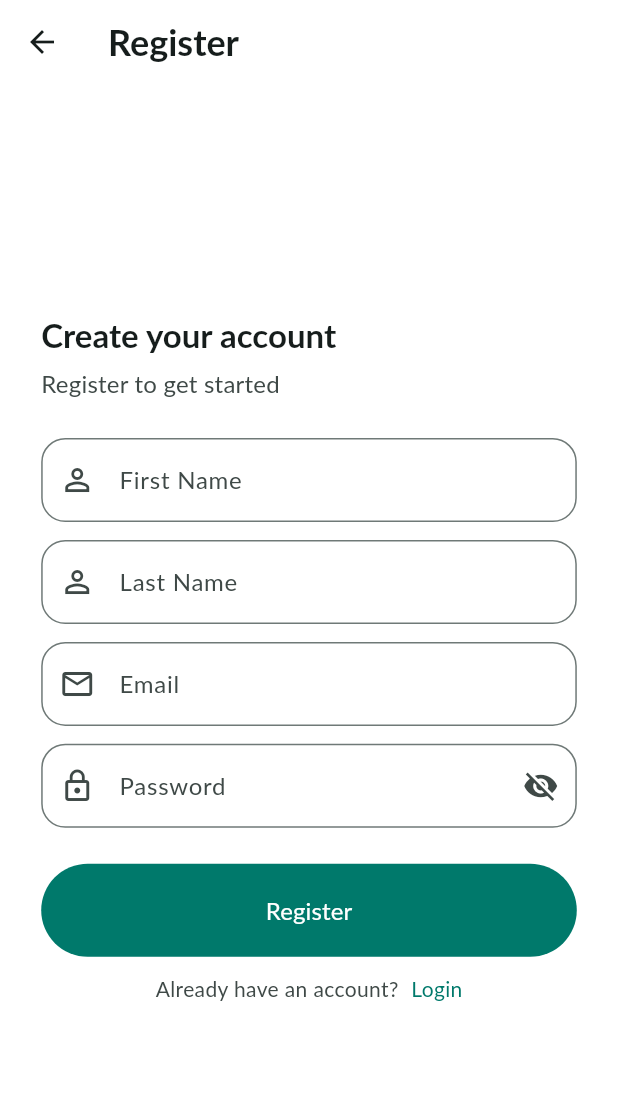
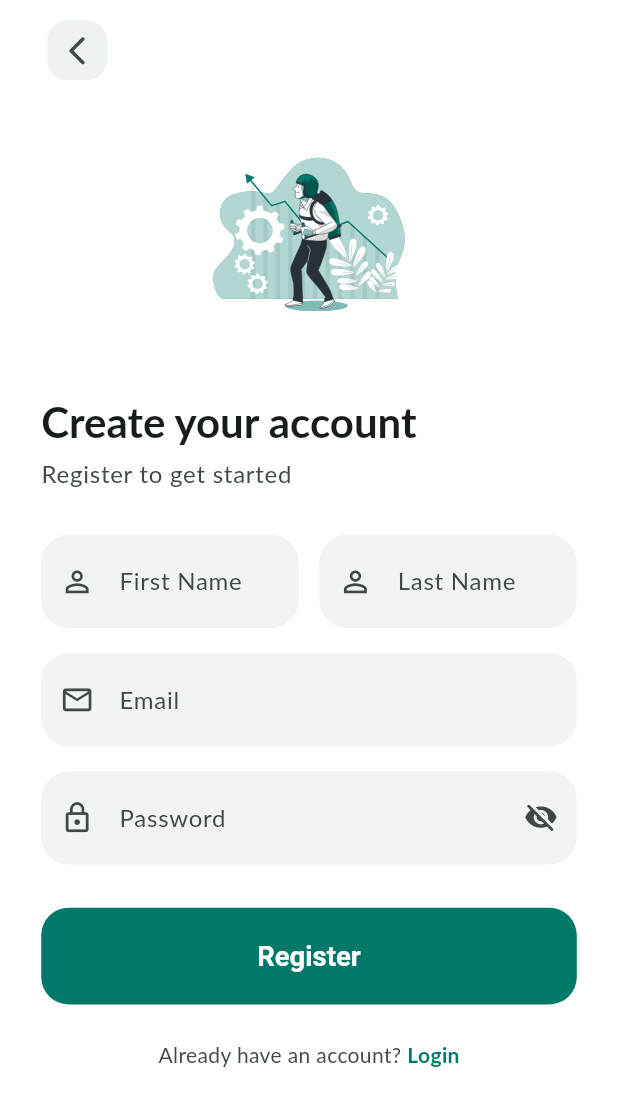
Before and after one commit to AlexisIvan2000/Joblyx_v2, a Flutter app: the LoginForm widget shown alone on an empty page, opened directly, after a tap on "Log in", after a tap on "Register", on a phone screen of 412 x 824 dp. Shown: the top 1106 px of the screen. Run offline on Flutter 3.47's test engine with Material 3 defaults, Android fonts, the phone set to English and light mode, and no system bars; our stand-ins replace flutter_screenutil, flutter_svg, google_fonts.

Commit message:
Ajout de la prise en charge de la navigation et de l'illustration sur les écrans de connexion et d'inscription, amélioration des formulaires avec des décorations personnalisées et ajustement des espacements.

```diff
--- a/frontend/lib/features/authentication/presentation/screens/login_screen.dart
+++ b/frontend/lib/features/authentication/presentation/screens/login_screen.dart
@@ -1,5 +1,7 @@
 import 'package:flutter/material.dart';
 import 'package:flutter_screenutil/flutter_screenutil.dart';
+
+import 'package:flutter_svg/flutter_svg.dart';
 import 'package:frontend/core/l10n/app_localizations.dart';
 import 'package:frontend/features/authentication/presentation/widgets/login_form.dart';
 
@@ -11,42 +13,60 @@ class LoginScreen extends StatelessWidget {
     final theme = Theme.of(context);
     final cs = theme.colorScheme;
     final t = AppLocalizations.of(context);
+
     return Scaffold(
-      appBar: AppBar(
-        backgroundColor: cs.surface,
-        elevation: 0,
-        title: Text(
-          t.t('login.login'),
-          style: theme.textTheme.headlineSmall?.copyWith(
-            color: cs.onSurface,
-            fontWeight: FontWeight.bold,
-          ),
-        ),
-      ),
-      body: Center(
+      body: SafeArea(
         child: SingleChildScrollView(
-          padding: EdgeInsets.all(24.w),
+          padding: EdgeInsets.symmetric(horizontal: 24.w),
           child: Column(
             crossAxisAlignment: CrossAxisAlignment.start,
-            mainAxisAlignment: MainAxisAlignment.start,
             children: [
+              SizedBox(height: 8.h),
+              // Back button
+              Align(
+                alignment: Alignment.centerLeft,
+                child: IconButton(
+                  onPressed: () => Navigator.of(context).pop(),
+                  icon: Icon(Icons.arrow_back_ios_new_rounded, size: 20.sp),
+                  style: IconButton.styleFrom(
+                    backgroundColor: cs.surfaceContainerHighest.withValues(alpha: 0.5),
+                    shape: RoundedRectangleBorder(
+                      borderRadius: BorderRadius.circular(12.r),
+                    ),
+                  ),
+                ),
+              ),
+              SizedBox(height: 12.h),
+              // Illustration
+              Center(
+                child: SvgPicture.asset(
+                  'assets/images/first_page_icon.svg',
+                  width: 180.w,
+                  height: 180.h,
+                ),
+              ),
+              SizedBox(height: 24.h),
+              // Title
               Text(
                 t.t('login.title'),
-                style: theme.textTheme.titleLarge?.copyWith(
+                style: theme.textTheme.headlineMedium?.copyWith(
                   color: cs.onSurface,
-                  fontWeight: FontWeight.w600,
+                  fontWeight: FontWeight.bold,
                 ),
               ),
-              SizedBox(height: 5.h),
+              SizedBox(height: 4.h),
+              // Subtitle
               Text(
                 t.t('login.subtitle'),
-                style: theme.textTheme.titleMedium?.copyWith(
+                style: theme.textTheme.bodyLarge?.copyWith(
                   color: cs.onSurfaceVariant,
                 ),
               ),
-              SizedBox(height: 20.h),
-              const LoginForm()
-              ],
+              SizedBox(height: 28.h),
+              // Form
+              const LoginForm(),
+              SizedBox(height: 24.h),
+            ],
           ),
         ),
       ),
--- a/frontend/lib/features/authentication/presentation/screens/register_screen.dart
+++ b/frontend/lib/features/authentication/presentation/screens/register_screen.dart
@@ -1,8 +1,9 @@
 import 'package:flutter/material.dart';
 import 'package:flutter_screenutil/flutter_screenutil.dart';
+
+import 'package:flutter_svg/flutter_svg.dart';
 import 'package:frontend/core/l10n/app_localizations.dart';
 import 'package:frontend/features/authentication/presentation/widgets/register_form.dart';
-
 
 class RegisterScreen extends StatelessWidget {
   const RegisterScreen({super.key});
@@ -12,47 +13,63 @@ class RegisterScreen extends StatelessWidget {
     final theme = Theme.of(context);
     final cs = theme.colorScheme;
     final t = AppLocalizations.of(context);
+
     return Scaffold(
-      appBar: AppBar(
-        backgroundColor: cs.surface,
-        elevation: 0,
-        title: Text(
-          t.t('register.register'),
-          style: theme.textTheme.headlineSmall?.copyWith(
-            color: cs.onSurface,
-            fontWeight: FontWeight.bold,
-          ),
-        ),
-
-      ),
-      body: Center(
+      body: SafeArea(
         child: SingleChildScrollView(
-          padding: EdgeInsets.all(24.w),
+          padding: EdgeInsets.symmetric(horizontal: 24.w),
           child: Column(
             crossAxisAlignment: CrossAxisAlignment.start,
-            mainAxisAlignment: MainAxisAlignment.start,
             children: [
+              SizedBox(height: 8.h),
+              // Back button
+              Align(
+                alignment: Alignment.centerLeft,
+                child: IconButton(
+                  onPressed: () => Navigator.of(context).pop(),
+                  icon: Icon(Icons.arrow_back_ios_new_rounded, size: 20.sp),
+                  style: IconButton.styleFrom(
+                    backgroundColor: cs.surfaceContainerHighest.withValues(alpha: 0.5),
+                    shape: RoundedRectangleBorder(
+                      borderRadius: BorderRadius.circular(12.r),
+                    ),
+                  ),
+                ),
+              ),
+              SizedBox(height: 12.h),
+              // Illustration
+              Center(
+                child: SvgPicture.asset(
+                  'assets/images/first_page_icon.svg',
+                  width: 140.w,
+                  height: 140.h,
+                ),
+              ),
+              SizedBox(height: 20.h),
+              // Title
               Text(
                 t.t('register.title'),
-                style: theme.textTheme.titleLarge?.copyWith(
+                style: theme.textTheme.headlineMedium?.copyWith(
                   color: cs.onSurface,
-                  fontWeight: FontWeight.w600,
+                  fontWeight: FontWeight.bold,
                 ),
               ),
-              SizedBox(height: 5.h),
+              SizedBox(height: 4.h),
+              // Subtitle
               Text(
                 t.t('register.subtitle'),
-                style: theme.textTheme.titleMedium?.copyWith(
+                style: theme.textTheme.bodyLarge?.copyWith(
                   color: cs.onSurfaceVariant,
                 ),
               ),
-              SizedBox(height: 20.h),
+              SizedBox(height: 24.h),
+              // Form
               const RegisterForm(),
+              SizedBox(height: 24.h),
             ],
           ),
         ),
       ),
     );
   }
-
 }
--- a/frontend/lib/features/authentication/presentation/widgets/login_form.dart
+++ b/frontend/lib/features/authentication/presentation/widgets/login_form.dart
@@ -20,7 +20,6 @@ class _LoginFormState extends State<LoginForm> {
   final _emailController = TextEditingController();
   final _passwordController = TextEditingController();
   bool _isPasswordVisible = false;
-  // bool _isLoading = false;
 
   @override
   void dispose() {
@@ -41,6 +40,38 @@ class _LoginFormState extends State<LoginForm> {
     FocusScope.of(context).unfocus();
   }
 
+  InputDecoration _inputDecoration({
+    required String label,
+    required IconData icon,
+    Widget? suffixIcon,
+  }) {
+    final cs = Theme.of(context).colorScheme;
+    return InputDecoration(
+      labelText: label,
+      prefixIcon: Icon(icon, size: 20.sp),
+      suffixIcon: suffixIcon,
+      filled: true,
+      fillColor: cs.surfaceContainerHighest.withValues(alpha: 0.4),
+      border: OutlineInputBorder(
+        borderRadius: BorderRadius.circular(16.r),
+        borderSide: BorderSide.none,
+      ),
+      focusedBorder: OutlineInputBorder(
+        borderRadius: BorderRadius.circular(16.r),
+        borderSide: BorderSide(color: cs.primary, width: 1.5),
+      ),
+      errorBorder: OutlineInputBorder(
+        borderRadius: BorderRadius.circular(16.r),
+        borderSide: BorderSide(color: cs.error, width: 1.5),
+      ),
+      focusedErrorBorder: OutlineInputBorder(
+        borderRadius: BorderRadius.circular(16.r),
+        borderSide: BorderSide(color: cs.error, width: 1.5),
+      ),
+      contentPadding: EdgeInsets.symmetric(horizontal: 16.w, vertical: 16.h),
+    );
+  }
+
   @override
   Widget build(BuildContext context) {
     final theme = Theme.of(context);
@@ -53,6 +84,7 @@ class _LoginFormState extends State<LoginForm> {
         autovalidateMode: _autovalidateMode,
         child: Column(
           children: [
+            // Email
             Semantics(
               label: 'email_field',
               child: TextFormField(
@@ -60,12 +92,9 @@ class _LoginFormState extends State<LoginForm> {
                 autofillHints: const [AutofillHints.username],
                 keyboardType: TextInputType.emailAddress,
                 textInputAction: TextInputAction.next,
-                decoration: InputDecoration(
-                  labelText: t.t('login.email'),
-                  prefixIcon: const Icon(Icons.email_outlined),
-                  border: OutlineInputBorder(
-                    borderRadius: BorderRadius.all(Radius.circular(14.r)),
-                  ),
+                decoration: _inputDecoration(
+                  label: t.t('login.email'),
+                  icon: Icons.email_outlined,
                 ),
                 validator: (value) {
                   if (value == null || value.isEmpty) {
@@ -78,7 +107,8 @@ class _LoginFormState extends State<LoginForm> {
                 },
               ),
             ),
-            SizedBox(height: 16.h),
+            SizedBox(height: 14.h),
+            // Password
             Semantics(
               label: 'password_field',
               child: TextFormField(
@@ -86,17 +116,15 @@ class _LoginFormState extends State<LoginForm> {
                 obscureText: !_isPasswordVisible,
                 textInputAction: TextInputAction.done,
                 autofillHints: const [AutofillHints.password],
-                decoration: InputDecoration(
-                  labelText: t.t('login.password'),
-                  prefixIcon: const Icon(Icons.lock_outline),
-                  border: OutlineInputBorder(
-                    borderRadius: BorderRadius.all(Radius.circular(14.r)),
-                  ),
+                decoration: _inputDecoration(
+                  label: t.t('login.password'),
+                  icon: Icons.lock_outline,
                   suffixIcon: IconButton(
                     icon: Icon(
                       _isPasswordVisible
-                          ? Icons.visibility
-                          : Icons.visibility_off,
+                          ? Icons.visibility_rounded
+                          : Icons.visibility_off_rounded,
+                      size: 20.sp,
                     ),
                     onPressed: () {
                       setState(() {
@@ -117,6 +145,7 @@ class _LoginFormState extends State<LoginForm> {
               ),
             ),
             SizedBox(height: 8.h),
+            // Forgot password
             Align(
               alignment: Alignment.centerRight,
               child: GestureDetector(
@@ -125,27 +154,35 @@ class _LoginFormState extends State<LoginForm> {
                   t.t('login.forgot_password'),
                   style: theme.textTheme.bodyMedium?.copyWith(
                     color: cs.primary,
-                    fontWeight: FontWeight.w500,
+                    fontWeight: FontWeight.w600,
                   ),
                 ),
               ),
             ),
-            SizedBox(height: 20.h),
+            SizedBox(height: 24.h),
+            // Login button
             Semantics(
               label: 'login_button',
               child: SizedBox(
                 width: double.infinity,
-                height: 52.h,
+                height: 54.h,
                 child: FilledButton(
                   onPressed: _submit,
-                  child: Text(
-                    t.t('login.login'),
-                    style: const TextStyle(fontSize: 16)
+                  style: FilledButton.styleFrom(
+                    shape: RoundedRectangleBorder(
+                      borderRadius: BorderRadius.circular(16.r),
+                    ),
+                    textStyle: TextStyle(
+                      fontSize: 16.sp,
+                      fontWeight: FontWeight.w600,
                     ),
                   ),
-              )
+                  child: Text(t.t('login.login')),
                 ),
-            SizedBox(height: 16.h),
+              ),
+            ),
+            SizedBox(height: 20.h),
+            // Register link
             Row(
               mainAxisAlignment: MainAxisAlignment.center,
               children: [
@@ -155,7 +192,6 @@ class _LoginFormState extends State<LoginForm> {
                     color: cs.onSurfaceVariant,
                   ),
                 ),
-                  SizedBox(width: 4.w),
                 GestureDetector(
                   onTap: () {
                     Navigator.of(context).push(
@@ -166,12 +202,12 @@ class _LoginFormState extends State<LoginForm> {
                     t.t('login.register'),
                     style: theme.textTheme.bodyMedium?.copyWith(
                       color: cs.primary,
-                        fontWeight: FontWeight.w500,
+                      fontWeight: FontWeight.w700,
                     ),
                   ),
                 ),
               ],
-              )
+            ),
           ],
         ),
       ),
--- a/frontend/lib/features/authentication/presentation/widgets/register_form.dart
+++ b/frontend/lib/features/authentication/presentation/widgets/register_form.dart
@@ -23,7 +23,6 @@ class _RegisterFormState extends State<RegisterForm> {
   final _emailController = TextEditingController();
   final _passwordController = TextEditingController();
   bool _isPasswordVisible = false;
-  // bool _isLoading = false;
 
   @override
   void dispose() {
@@ -46,57 +45,94 @@ class _RegisterFormState extends State<RegisterForm> {
     FocusScope.of(context).unfocus();
   }
 
+  InputDecoration _inputDecoration({
+    required String label,
+    required IconData icon,
+    Widget? suffixIcon,
+  }) {
+    final cs = Theme.of(context).colorScheme;
+    return InputDecoration(
+      labelText: label,
+      prefixIcon: Icon(icon, size: 20.sp),
+      suffixIcon: suffixIcon,
+      filled: true,
+      fillColor: cs.surfaceContainerHighest.withValues(alpha: 0.4),
+      border: OutlineInputBorder(
+        borderRadius: BorderRadius.circular(16.r),
+        borderSide: BorderSide.none,
+      ),
+      focusedBorder: OutlineInputBorder(
+        borderRadius: BorderRadius.circular(16.r),
+        borderSide: BorderSide(color: cs.primary, width: 1.5),
+      ),
+      errorBorder: OutlineInputBorder(
+        borderRadius: BorderRadius.circular(16.r),
+        borderSide: BorderSide(color: cs.error, width: 1.5),
+      ),
+      focusedErrorBorder: OutlineInputBorder(
+        borderRadius: BorderRadius.circular(16.r),
+        borderSide: BorderSide(color: cs.error, width: 1.5),
+      ),
+      contentPadding: EdgeInsets.symmetric(horizontal: 16.w, vertical: 16.h),
+    );
+  }
+
   @override
   Widget build(BuildContext context) {
     final theme = Theme.of(context);
     final cs = theme.colorScheme;
     final t = AppLocalizations.of(context);
+
     return AutofillGroup(
       child: Form(
         key: _formKey,
         autovalidateMode: _autovalidateMode,
         child: Column(
           children: [
-            Semantics(
+            // First & Last name side by side
+            Row(
+              children: [
+                Expanded(
+                  child: Semantics(
                     label: 'first_name_field',
                     child: TextFormField(
                       controller: _firstNameController,
                       textCapitalization: TextCapitalization.words,
                       textInputAction: TextInputAction.next,
                       autofillHints: const [AutofillHints.givenName],
-                decoration: InputDecoration(
-                  labelText: t.t('register.first_name'),
-                  prefixIcon: const Icon(Icons.person_outline),
-                  border: OutlineInputBorder(
-                    borderRadius: BorderRadius.all(Radius.circular(14.r)),
-                  ),
+                      decoration: _inputDecoration(
+                        label: t.t('register.first_name'),
+                        icon: Icons.person_outline,
                       ),
                       validator: (value) => (value == null || value.isEmpty)
                           ? t.t('register.no_first_name')
                           : null,
                     ),
                   ),
-            SizedBox(height: 10.h),
-            Semantics(
+                ),
+                SizedBox(width: 12.w),
+                Expanded(
+                  child: Semantics(
                     label: 'last_name_field',
                     child: TextFormField(
                       controller: _lastNameController,
                       textCapitalization: TextCapitalization.words,
                       textInputAction: TextInputAction.next,
                       autofillHints: const [AutofillHints.familyName],
-                decoration: InputDecoration(
-                  labelText: t.t('register.last_name'),
-                  prefixIcon: const Icon(Icons.person_outline),
-                  border: OutlineInputBorder(
-                    borderRadius: BorderRadius.all(Radius.circular(14.r)),
-                  ),
+                      decoration: _inputDecoration(
+                        label: t.t('register.last_name'),
+                        icon: Icons.person_outline,
                       ),
                       validator: (value) => (value == null || value.isEmpty)
                           ? t.t('register.no_last_name')
                           : null,
                     ),
                   ),
-            SizedBox(height: 10.h),
+                ),
+              ],
+            ),
+            SizedBox(height: 14.h),
+            // Email
             Semantics(
               label: 'email_field',
               child: TextFormField(
@@ -104,12 +140,9 @@ class _RegisterFormState extends State<RegisterForm> {
                 autofillHints: const [AutofillHints.email],
                 keyboardType: TextInputType.emailAddress,
                 textInputAction: TextInputAction.next,
-                decoration: InputDecoration(
-                  labelText: t.t('register.email'),
-                  prefixIcon: const Icon(Icons.email_outlined),
-                  border: OutlineInputBorder(
-                    borderRadius: BorderRadius.all(Radius.circular(14.r)),
-                  ),
+                decoration: _inputDecoration(
+                  label: t.t('register.email'),
+                  icon: Icons.email_outlined,
                 ),
                 validator: (value) {
                   if (value == null || value.isEmpty) {
@@ -122,7 +155,8 @@ class _RegisterFormState extends State<RegisterForm> {
                 },
               ),
             ),
-            SizedBox(height: 10.h),
+            SizedBox(height: 14.h),
+            // Password
             Semantics(
               label: 'password_field',
               child: TextFormField(
@@ -130,17 +164,15 @@ class _RegisterFormState extends State<RegisterForm> {
                 obscureText: !_isPasswordVisible,
                 textInputAction: TextInputAction.done,
                 autofillHints: const [AutofillHints.newPassword],
-                decoration: InputDecoration(
-                  labelText: t.t('register.password'),
-                  prefixIcon: const Icon(Icons.lock_outline),
-                  border: OutlineInputBorder(
-                    borderRadius: BorderRadius.all(Radius.circular(14.r)),
-                  ),
+                decoration: _inputDecoration(
+                  label: t.t('register.password'),
+                  icon: Icons.lock_outline,
                   suffixIcon: IconButton(
                     icon: Icon(
                       _isPasswordVisible
-                          ? Icons.visibility
-                          : Icons.visibility_off,
+                          ? Icons.visibility_rounded
+                          : Icons.visibility_off_rounded,
+                      size: 20.sp,
                     ),
                     onPressed: () {
                       setState(() {
@@ -160,19 +192,27 @@ class _RegisterFormState extends State<RegisterForm> {
                 },
               ),
             ),
-            SizedBox(height: 20.h),
+            SizedBox(height: 24.h),
+            // Register button
             SizedBox(
               width: double.infinity,
-              height: 52.h,
+              height: 54.h,
               child: FilledButton(
                 onPressed: _submit,
-                child: Text(
-                  t.t('register.register'),
-                  style: const TextStyle(fontSize: 16),
+                style: FilledButton.styleFrom(
+                  shape: RoundedRectangleBorder(
+                    borderRadius: BorderRadius.circular(16.r),
+                  ),
+                  textStyle: TextStyle(
+                    fontSize: 16.sp,
+                    fontWeight: FontWeight.w600,
                   ),
                 ),
+                child: Text(t.t('register.register')),
               ),
-            SizedBox(height: 10.h),
+            ),
+            SizedBox(height: 20.h),
+            // Login link
             Row(
               mainAxisAlignment: MainAxisAlignment.center,
               children: [
@@ -182,16 +222,13 @@ class _RegisterFormState extends State<RegisterForm> {
                     color: cs.onSurfaceVariant,
                   ),
                 ),
-                SizedBox(width: 4.w),
                 GestureDetector(
-                  onTap: () {
-                    Navigator.of(context).pop();
-                  },
+                  onTap: () => Navigator.of(context).pop(),
                   child: Text(
                     t.t('register.login'),
                     style: theme.textTheme.bodyMedium?.copyWith(
                       color: cs.primary,
-                      fontWeight: FontWeight.w500,
+                      fontWeight: FontWeight.w700,
                     ),
                   ),
                 ),
```
Also changed, not shown: frontend/lib/core/widgets/app_snackbar.dart (added). Lines whose indentation alone changed are shown as unchanged.
